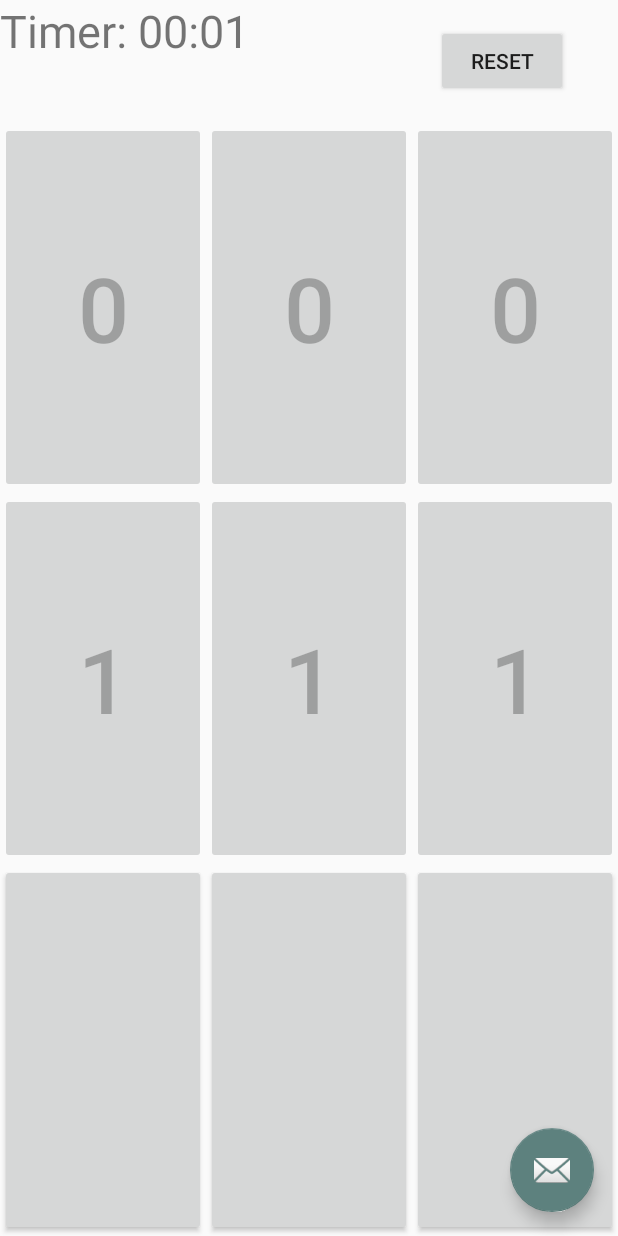
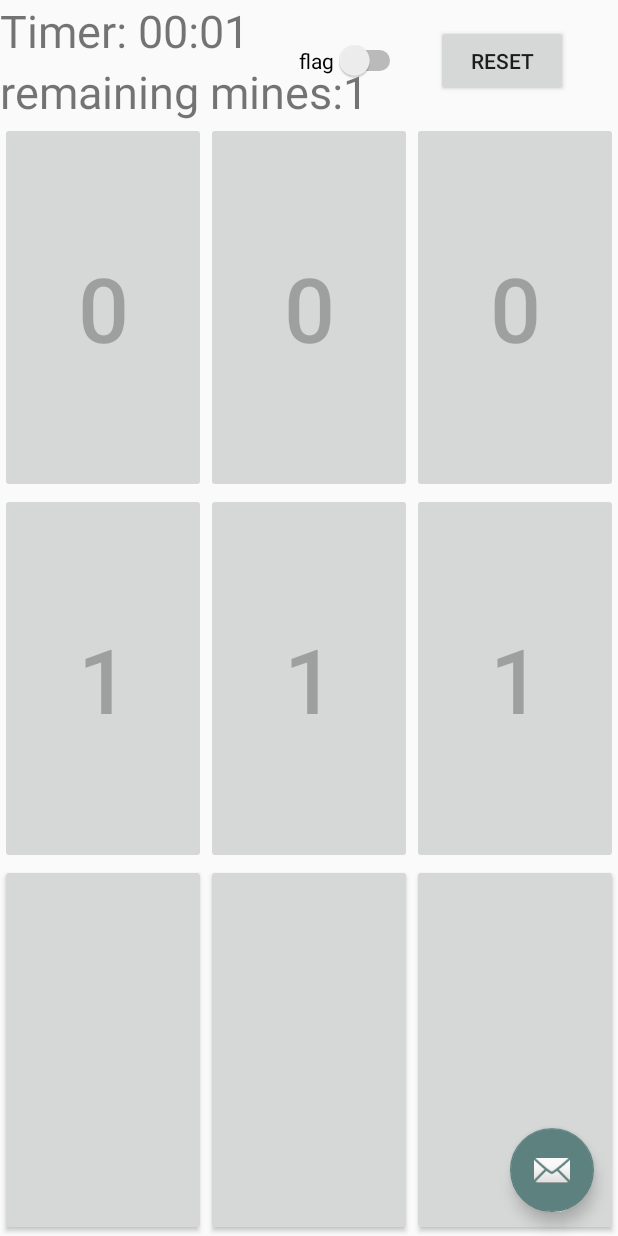
Before and after one commit to tinayang3024/Minesweeper, an Android app: the SecondFragment screen opened through its navigation route, after a tap on "gameboard", on a phone screen of 412 x 824 dp. Run offline under Robolectric (Android 15) with nearby library versions, the phone set to English and light mode, and no system bars.

Commit message:
added flag switch

```diff
--- a/app/build.gradle
+++ b/app/build.gradle
@@ -29,6 +29,7 @@ dependencies {
     implementation 'androidx.constraintlayout:constraintlayout:1.1.3'
     implementation 'androidx.navigation:navigation-fragment:2.1.0'
     implementation 'androidx.navigation:navigation-ui:2.1.0'
+    implementation 'androidx.gridlayout:gridlayout:1.0.0'
     testImplementation 'junit:junit:4.12'
     androidTestImplementation 'androidx.test.ext:junit:1.1.1'
     androidTestImplementation 'androidx.test.espresso:espresso-core:3.2.0'
--- a/app/src/main/java/com/example/minesweeper/SecondFragment.java
+++ b/app/src/main/java/com/example/minesweeper/SecondFragment.java
@@ -7,7 +7,9 @@ import android.view.View;
 import android.view.View.OnClickListener;
 import android.view.ViewGroup;
 import android.widget.Button;
+import android.widget.Switch;
 import android.widget.TextView;
+import android.widget.CompoundButton;
 import androidx.annotation.NonNull;
 import androidx.fragment.app.Fragment;
 import java.util.ArrayList;
@@ -43,10 +45,11 @@ public class SecondFragment extends Fragment {
             timer_handler.postDelayed(this,500);
         }
     };
-
+    boolean flag = false;
     //Gameboard, roll take user input
     int max_row = 3;
     int max_col = 3;
+    int num_mines = 1;
     Gameboard game = new Gameboard();
     ArrayList<View> game_buttons = new ArrayList<View>();
     boolean first_click = true;
@@ -82,43 +85,47 @@ public class SecondFragment extends Fragment {
                 String button_id = view.getTag().toString();
                 int row = Integer.parseInt(button_id.substring(0,3));
                 int col = Integer.parseInt(button_id.substring(3,6));
-                GameStatus game_status = game.update_board(row,col);
+                if (flag) {//do not update board
+                    ((Button) game_buttons.get(row  * max_row + col )).setText("^");
+                }
+                else {
+                    GameStatus game_status = game.update_board(row, col);
 
                     //loop through gameboard then update view
 
                     for (int i = 0; i < game_buttons.size(); i++) {
                         //update button image and disable button if needed
-                    int status = game.check_status(i/max_row,i%max_col);
-                    if (status != -2){
+                        int status = game.check_status(i / max_row, i % max_col);
+                        if (status != -2) {
                             ((Button) game_buttons.get(i)).setEnabled(false);
                         }
-                    if (status == -1){
+                        if (status == -1) {
                             ((Button) game_buttons.get(i)).setText("X");
-                    }
-                    else if (status == 0){
+                        } else if (status == 0) {
                             ((Button) game_buttons.get(i)).setText(Integer.toString(status));
-                    }
-                    else if (status > 0){
+                        } else if (status > 0) {
                             ((Button) game_buttons.get(i)).setText(Integer.toString(status));
                         }
                     }
-                if (game_status != GameStatus.CONTINUE){
+                    if (game_status != GameStatus.CONTINUE) {
                         //disable all buttons
                         for (int i = 0; i < game_buttons.size(); i++) {
                             ((Button) game_buttons.get(i)).setEnabled(false);
                         }
-                    start_time= System.currentTimeMillis();
+                        start_time = System.currentTimeMillis();
                         timer_handler.removeCallbacks(timer_runnable);
                     }
-                if (game_status == GameStatus.WIN){
+                    if (game_status == GameStatus.WIN) {
 
                     }
-                if (game_status == GameStatus.LOSE){
+                    if (game_status == GameStatus.LOSE) {
                         //((Button) game_buttons.get(row  * max_row + col )).setText("X");
                     }
                 }
             }
+        }
     };
+
 
     @Override
     public View onCreateView(
@@ -137,6 +144,8 @@ public class SecondFragment extends Fragment {
         timer_handler.post(timer_zero);
         //game start (take input)
         game.initBoard();
+        final TextView remain_mines = (TextView) view.findViewById(R.id.text_view_remaining_mines);
+        remain_mines.setText("remaining mines:"+Integer.toString(num_mines));
 
         Button reset_button = (Button) view.findViewById(R.id.button_reset);
         reset_button.setOnClickListener(onClickListener);
@@ -144,6 +153,24 @@ public class SecondFragment extends Fragment {
         for (int i = 0; i < game_buttons.size(); i++) {
             game_buttons.get(i).setOnClickListener(onClickListener);
         }
+        Switch flag_button = (Switch) view.findViewById(R.id.flag_button);
+        flag_button.setOnCheckedChangeListener(new CompoundButton.OnCheckedChangeListener() {
+            public void onCheckedChanged(CompoundButton buttonView, boolean isChecked) {
+
+                if (isChecked) {
+                    // The toggle is enabled
+                    flag = true;
+                    num_mines --;
+                    System.out.println("flagged");
+                } else {
+                    // The toggle is disabled
+                    flag = false;
+                    num_mines ++;
+                    System.out.println("unflagged");
+                }
+            }
+        });
+
     }
 
 
--- a/app/src/main/res/layout/fragment_second.xml
+++ b/app/src/main/res/layout/fragment_second.xml
@@ -9,6 +9,7 @@
     <RelativeLayout
         android:layout_width="match_parent"
         android:layout_height="wrap_content">
+
         <TextView
             android:id="@+id/text_view_timer"
             android:layout_width="wrap_content"
@@ -19,7 +20,8 @@
             android:layout_width="wrap_content"
             android:layout_height="wrap_content"
             android:layout_below="@+id/text_view_timer"
-            android:textSize="30sp" />
+            android:textSize="30sp"
+            android:text="Remaining mines:"/>
         <Button
             android:id="@+id/button_reset"
             android:layout_width="wrap_content"
@@ -28,6 +30,17 @@
             android:layout_centerVertical="true"
             android:layout_marginEnd="33dp"
             android:text="reset" />
+
+        <Switch
+            android:id="@+id/flag_button"
+            android:layout_width="wrap_content"
+            android:layout_height="wrap_content"
+            android:layout_centerVertical="true"
+            android:layout_marginEnd="20dp"
+            android:layout_marginRight="20dp"
+            android:layout_toStartOf="@+id/button_reset"
+            android:layout_toLeftOf="@+id/button_reset"
+            android:text="flag" />
     </RelativeLayout>
     <LinearLayout
         android:layout_width="match_parent"
```
Lines whose indentation alone changed are shown as unchanged.
